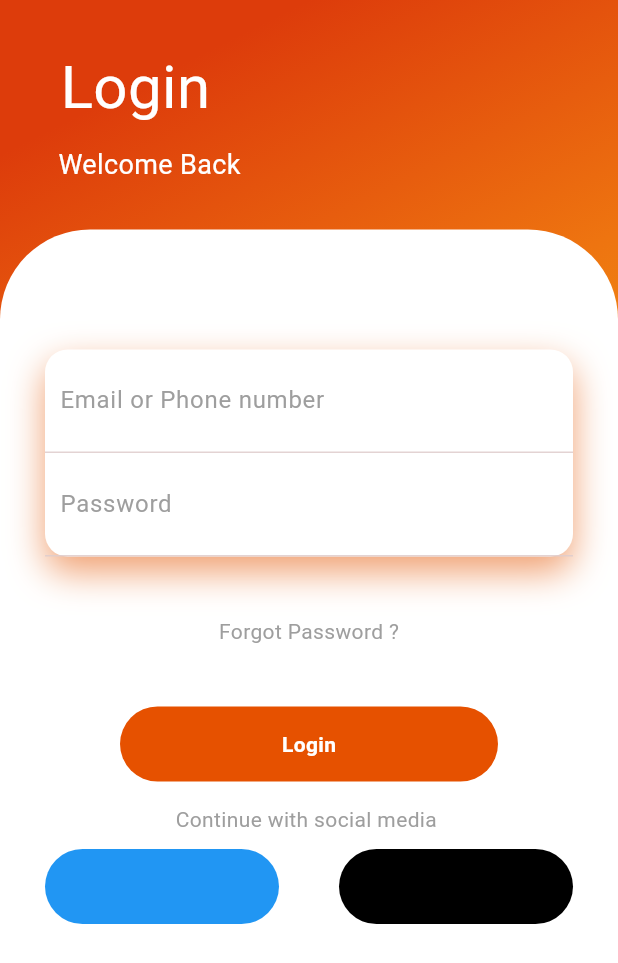
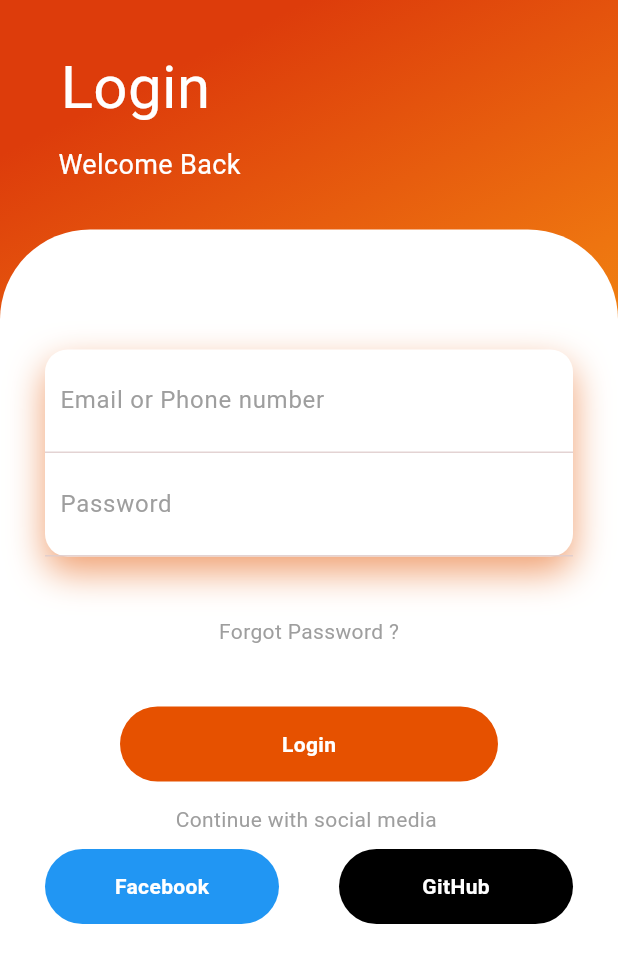
Before and after one commit to Vishnuka084/LoginPage_UI, a Flutter app: the screen it shows after launch, on a phone screen of 412 x 824 dp. Shown: the top 963 px of the screen. Run offline on Flutter 3.47's test engine with Material 3 defaults, Android fonts, the phone set to English and light mode, and no system bars.

Commit message:
Updar Contnetn 04

```diff
--- a/lib/main.dart
+++ b/lib/main.dart
@@ -112,6 +112,9 @@ class HomePage extends StatelessWidget {
                                 borderRadius: BorderRadius.circular(50),
                                 color: Colors.blue
                               ),
+                              child: Center(
+                                  child: Text("Facebook", style: TextStyle(color: Colors.white, fontWeight: FontWeight.bold),),
+                              ),
                             ),
                           ),
                           SizedBox(width: 40,),
@@ -121,6 +124,9 @@ class HomePage extends StatelessWidget {
                               decoration: BoxDecoration(
                                 borderRadius: BorderRadius.circular(50),
                                 color: Colors.black
+                              ),
+                              child: Center(
+                                  child: Text("GitHub", style: TextStyle(color: Colors.white, fontWeight: FontWeight.bold),),
                               ),
                             ),
                           ),
```
